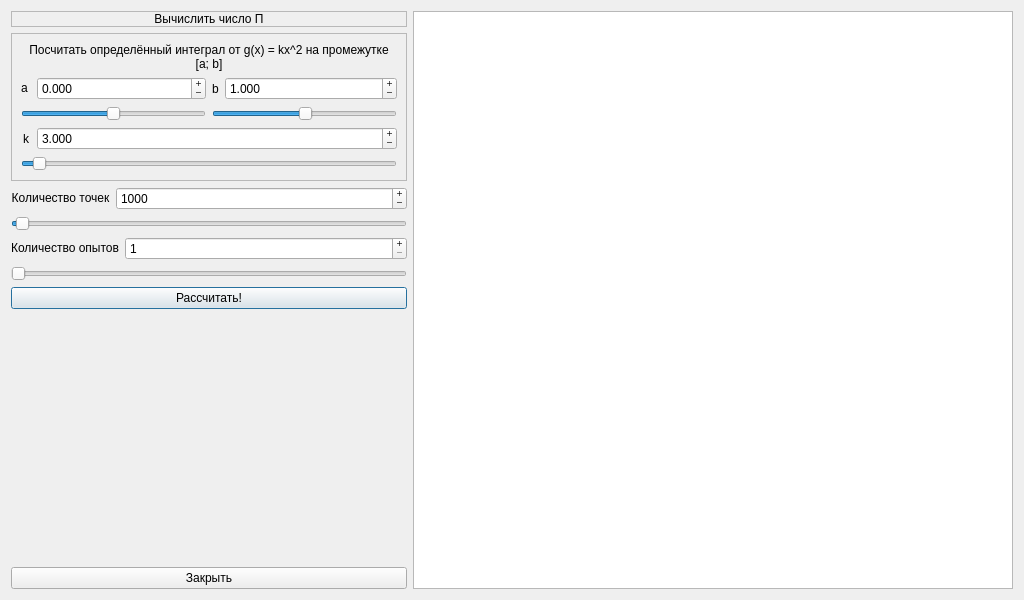
Old version of the form montecarlo.ui in the repository MPogoda/StPr-labs.
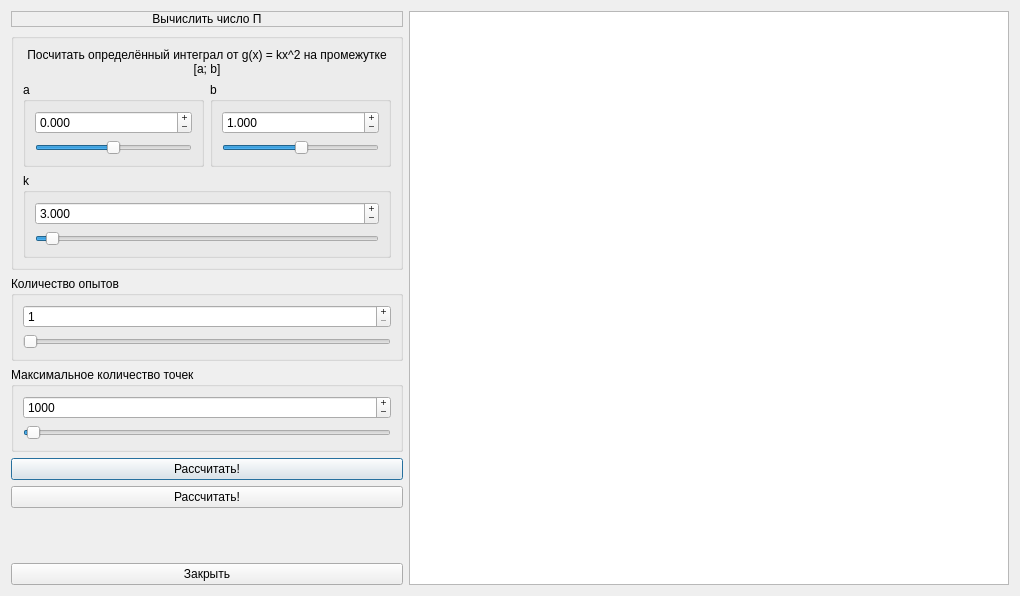
New version of the form.

Diff of the .ui file:
```diff
--- a/montecarlo.ui
+++ b/montecarlo.ui
@@ -6,8 +6,8 @@
    <rect>
     <x>0</x>
     <y>0</y>
-    <width>1024</width>
-    <height>600</height>
+    <width>1020</width>
+    <height>596</height>
    </rect>
   </property>
   <property name="minimumSize">
@@ -36,13 +36,7 @@
       </widget>
      </item>
      <item>
-      <widget class="QFrame" name="int_frame">
-       <property name="frameShape">
-        <enum>QFrame::StyledPanel</enum>
-       </property>
-       <property name="frameShadow">
-        <enum>QFrame::Raised</enum>
-       </property>
+      <widget class="QGroupBox" name="int_groupBox">
        <layout class="QVBoxLayout" name="verticalLayout_2">
         <item>
          <widget class="QLabel" name="label">
@@ -63,28 +57,11 @@
         <item>
          <layout class="QHBoxLayout" name="horizontalLayout_3">
           <item>
-           <layout class="QVBoxLayout" name="verticalLayout_3">
-            <item>
-             <layout class="QHBoxLayout" name="horizontalLayout_5">
-              <item>
-               <widget class="QLabel" name="label_2">
-                <property name="sizePolicy">
-                 <sizepolicy hsizetype="Minimum" vsizetype="Maximum">
-                  <horstretch>0</horstretch>
-                  <verstretch>0</verstretch>
-                 </sizepolicy>
-                </property>
-                <property name="maximumSize">
-                 <size>
-                  <width>10</width>
-                  <height>16777215</height>
-                 </size>
-                </property>
-                <property name="text">
+           <widget class="QGroupBox" name="groupBox">
+            <property name="title">
                  <string>a</string>
                 </property>
-               </widget>
-              </item>
+            <layout class="QVBoxLayout" name="verticalLayout_9">
               <item>
                <widget class="QDoubleSpinBox" name="a">
                 <property name="sizePolicy">
@@ -107,8 +84,6 @@
                 </property>
                </widget>
               </item>
-             </layout>
-            </item>
             <item>
              <widget class="QSlider" name="horizontalSlider_2">
               <property name="minimum">
@@ -123,30 +98,20 @@
              </widget>
             </item>
            </layout>
+           </widget>
           </item>
           <item>
-           <layout class="QVBoxLayout" name="verticalLayout_4">
-            <item>
-             <layout class="QHBoxLayout" name="horizontalLayout">
-              <item>
-               <widget class="QLabel" name="label_3">
-                <property name="sizePolicy">
-                 <sizepolicy hsizetype="Maximum" vsizetype="Minimum">
-                  <horstretch>0</horstretch>
-                  <verstretch>0</verstretch>
-                 </sizepolicy>
-                </property>
-                <property name="maximumSize">
-                 <size>
-                  <width>16777215</width>
-                  <height>16777215</height>
-                 </size>
-                </property>
-                <property name="text">
+           <widget class="QGroupBox" name="groupBox_2">
+            <property name="title">
                  <string>b</string>
                 </property>
-               </widget>
-              </item>
+            <property name="flat">
+             <bool>false</bool>
+            </property>
+            <property name="checkable">
+             <bool>false</bool>
+            </property>
+            <layout class="QVBoxLayout" name="verticalLayout_3">
               <item>
                <widget class="QDoubleSpinBox" name="b">
                 <property name="sizePolicy">
@@ -172,8 +137,6 @@
                 </property>
                </widget>
               </item>
-             </layout>
-            </item>
             <item>
              <widget class="QSlider" name="horizontalSlider">
               <property name="minimum">
@@ -191,35 +154,16 @@
              </widget>
             </item>
            </layout>
+           </widget>
           </item>
          </layout>
         </item>
         <item>
-         <layout class="QVBoxLayout" name="verticalLayout_5">
-          <item>
-           <layout class="QHBoxLayout" name="horizontalLayout_7">
-            <item>
-             <widget class="QLabel" name="label_5">
-              <property name="sizePolicy">
-               <sizepolicy hsizetype="Minimum" vsizetype="Minimum">
-                <horstretch>0</horstretch>
-                <verstretch>0</verstretch>
-               </sizepolicy>
-              </property>
-              <property name="maximumSize">
-               <size>
-                <width>10</width>
-                <height>16777215</height>
-               </size>
-              </property>
-              <property name="text">
+         <widget class="QGroupBox" name="groupBox_4">
+          <property name="title">
                <string>k</string>
               </property>
-              <property name="alignment">
-               <set>Qt::AlignCenter</set>
-              </property>
-             </widget>
-            </item>
+          <layout class="QVBoxLayout" name="verticalLayout_7">
             <item>
              <widget class="QDoubleSpinBox" name="k">
               <property name="buttonSymbols">
@@ -236,8 +180,6 @@
               </property>
              </widget>
             </item>
-           </layout>
-          </item>
           <item>
            <widget class="QSlider" name="horizontalSlider_4">
             <property name="maximum">
@@ -252,33 +194,52 @@
            </widget>
           </item>
          </layout>
+         </widget>
         </item>
        </layout>
       </widget>
      </item>
      <item>
-      <layout class="QVBoxLayout" name="verticalLayout_6">
+      <widget class="QGroupBox" name="groupBox_3">
+       <property name="title">
+        <string>Количество опытов</string>
+       </property>
+       <layout class="QVBoxLayout" name="verticalLayout_4">
        <item>
-        <layout class="QHBoxLayout" name="horizontalLayout_8">
-         <item>
-          <widget class="QLabel" name="label_4">
+         <widget class="QSpinBox" name="nexp">
            <property name="sizePolicy">
-            <sizepolicy hsizetype="Maximum" vsizetype="Maximum">
+           <sizepolicy hsizetype="Minimum" vsizetype="Fixed">
              <horstretch>0</horstretch>
              <verstretch>0</verstretch>
             </sizepolicy>
            </property>
-           <property name="text">
-            <string>Количество точек</string>
-           </property>
-           <property name="textFormat">
-            <enum>Qt::PlainText</enum>
-           </property>
-           <property name="alignment">
-            <set>Qt::AlignCenter</set>
-           </property>
-          </widget>
-         </item>
+          <property name="buttonSymbols">
+           <enum>QAbstractSpinBox::PlusMinus</enum>
+          </property>
+          <property name="minimum">
+           <number>1</number>
+          </property>
+         </widget>
+        </item>
+        <item>
+         <widget class="QSlider" name="horizontalSlider_5">
+          <property name="minimum">
+           <number>1</number>
+          </property>
+          <property name="orientation">
+           <enum>Qt::Horizontal</enum>
+          </property>
+         </widget>
+        </item>
+       </layout>
+      </widget>
+     </item>
+     <item>
+      <widget class="QGroupBox" name="groupBox_5">
+       <property name="title">
+        <string>Максимальное количество точек</string>
+       </property>
+       <layout class="QVBoxLayout" name="verticalLayout_5">
          <item>
           <widget class="QSpinBox" name="npoints">
            <property name="sizePolicy">
@@ -304,8 +265,6 @@
            </property>
           </widget>
          </item>
-        </layout>
-       </item>
        <item>
         <widget class="QSlider" name="horizontalSlider_3">
          <property name="minimum">
@@ -325,57 +284,8 @@
          </property>
         </widget>
        </item>
-       <item>
-        <layout class="QVBoxLayout" name="verticalLayout_7">
-         <item>
-          <layout class="QHBoxLayout" name="horizontalLayout_9">
-           <item>
-            <widget class="QLabel" name="label_6">
-             <property name="sizePolicy">
-              <sizepolicy hsizetype="Maximum" vsizetype="Maximum">
-               <horstretch>0</horstretch>
-               <verstretch>0</verstretch>
-              </sizepolicy>
-             </property>
-             <property name="text">
-              <string>Количество опытов</string>
-             </property>
-             <property name="alignment">
-              <set>Qt::AlignCenter</set>
-             </property>
-            </widget>
-           </item>
-           <item>
-            <widget class="QSpinBox" name="nexp">
-             <property name="sizePolicy">
-              <sizepolicy hsizetype="Minimum" vsizetype="Fixed">
-               <horstretch>0</horstretch>
-               <verstretch>0</verstretch>
-              </sizepolicy>
-             </property>
-             <property name="buttonSymbols">
-              <enum>QAbstractSpinBox::PlusMinus</enum>
-             </property>
-             <property name="minimum">
-              <number>1</number>
-             </property>
-            </widget>
-           </item>
-          </layout>
-         </item>
-         <item>
-          <widget class="QSlider" name="horizontalSlider_5">
-           <property name="minimum">
-            <number>1</number>
-           </property>
-           <property name="orientation">
-            <enum>Qt::Horizontal</enum>
-           </property>
-          </widget>
-         </item>
-        </layout>
-       </item>
-      </layout>
+       </layout>
+      </widget>
      </item>
      <item>
       <widget class="QPushButton" name="pushButton">
@@ -384,6 +294,13 @@
        </property>
       </widget>
      </item>
+     <item>
+      <widget class="QPushButton" name="pushButton_3">
+       <property name="text">
+        <string>Рассчитать!</string>
+       </property>
+      </widget>
+     </item>
      <item>
       <spacer name="verticalSpacer">
        <property name="orientation">
@@ -407,6 +324,8 @@
     </layout>
    </item>
    <item>
+    <layout class="QVBoxLayout" name="verticalLayout_8">
+     <item>
     <widget class="QTextBrowser" name="textBrowser">
      <property name="minimumSize">
       <size>
@@ -415,6 +334,8 @@
       </size>
      </property>
     </widget>
+     </item>
+    </layout>
    </item>
   </layout>
  </widget>
```
Lines whose indentation alone changed are shown as unchanged.
